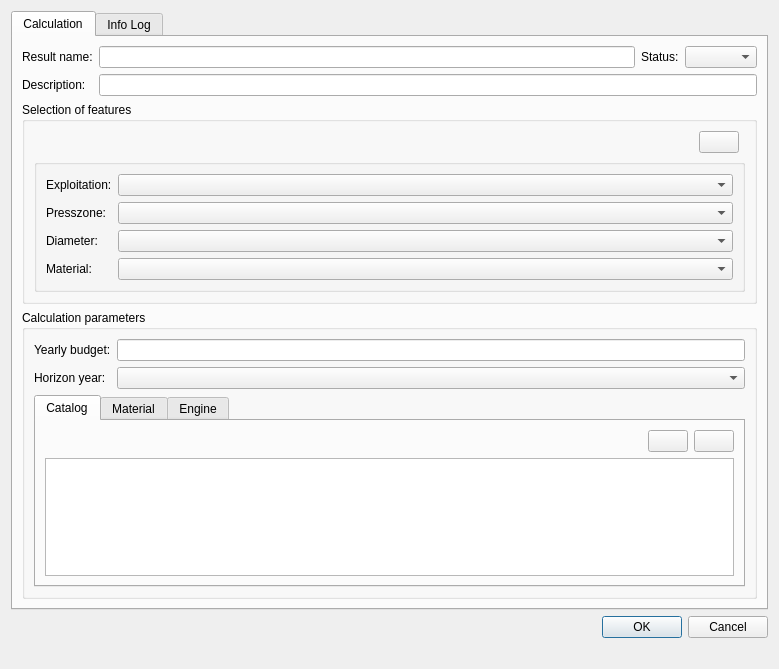
Qt form core/ui/toolbars/am/priority.ui (Giswater/giswater_qgis_plugin) before a commit.
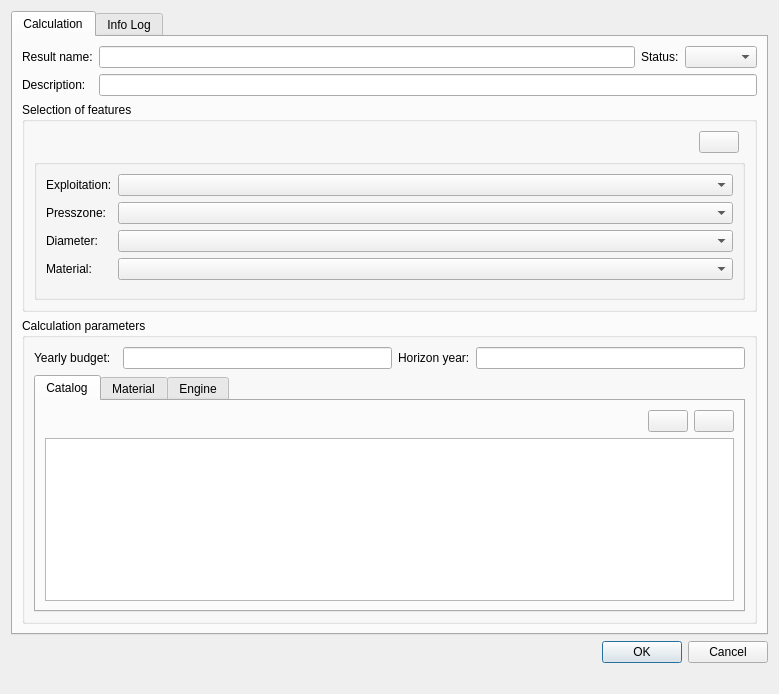
The same form after that commit. The open tabs and pages were chosen to show the change.

Commit message: fix(am bugs): change widgettype of horizon year, allow do another priority process, set default values to null and fill txt info log

```diff
--- a/core/ui/toolbars/am/priority.ui
+++ b/core/ui/toolbars/am/priority.ui
@@ -7,7 +7,7 @@
     <x>0</x>
     <y>0</y>
     <width>779</width>
-    <height>669</height>
+    <height>694</height>
    </rect>
   </property>
   <property name="windowTitle">
@@ -96,19 +96,9 @@
           <string>Calculation parameters</string>
          </property>
          <layout class="QGridLayout" name="gridLayout_9">
-          <item row="1" column="0">
-           <widget class="QLabel" name="lbl_year">
-            <property name="text">
-             <string>Horizon year:</string>
-            </property>
-           </widget>
-          </item>
-          <item row="0" column="1">
+          <item row="0" column="2">
            <widget class="QLineEdit" name="txt_budget"/>
           </item>
-          <item row="1" column="1">
-           <widget class="QComboBox" name="cmb_year"/>
-          </item>
           <item row="0" column="0">
            <widget class="QLabel" name="lbl_budget">
             <property name="text">
@@ -116,7 +106,17 @@
             </property>
            </widget>
           </item>
-          <item row="2" column="0" colspan="2">
+          <item row="0" column="3">
+           <widget class="QLabel" name="lbl_year">
+            <property name="text">
+             <string>Horizon year:</string>
+            </property>
+           </widget>
+          </item>
+          <item row="0" column="4">
+           <widget class="QLineEdit" name="txt_year"/>
+          </item>
+          <item row="2" column="0" colspan="5">
            <widget class="QTabWidget" name="tab_widget">
             <property name="sizePolicy">
              <sizepolicy hsizetype="Expanding" vsizetype="Expanding">
```
Left out of the diff: 10 changed lines with no effect on the pictures. The commit also changes 3 other files.
